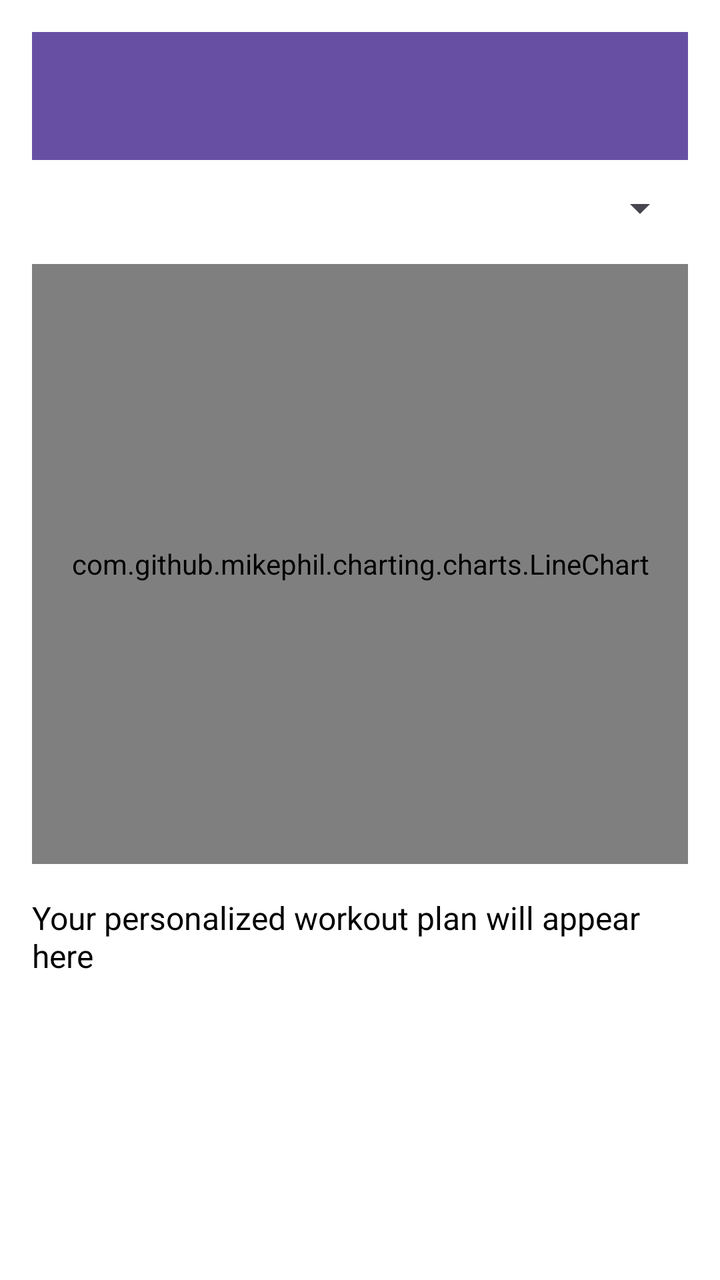
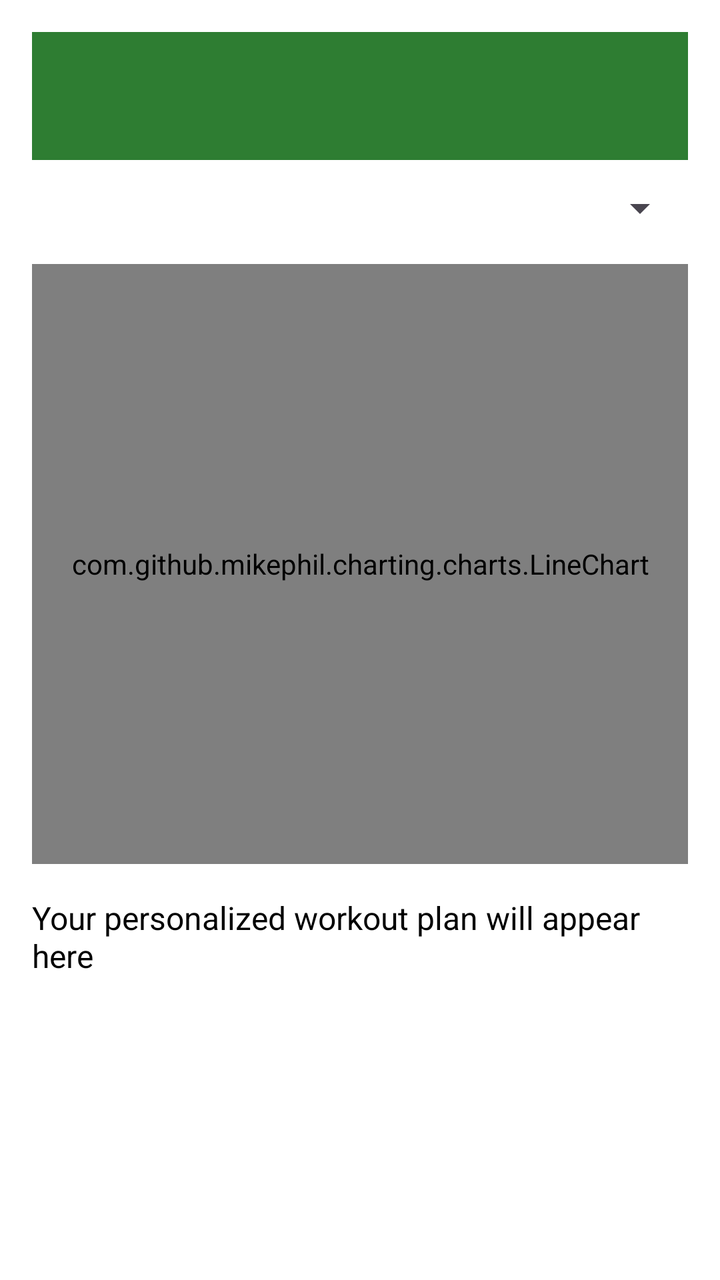

An Android layout rendered at two revisions. The XML below is the earlier revision; the diff shows what the commit changed to produce the second picture.
<!-- AndroidManifest.xml: application theme Theme.Thriveapp -->
<!-- res/layout/activity_graphing.xml -->
<?xml version="1.0" encoding="utf-8"?>
<LinearLayout xmlns:android="http://schemas.android.com/apk/res/android"
    android:id="@+id/main"
    android:layout_width="match_parent"
    android:layout_height="match_parent"
    android:orientation="vertical"
    android:padding="16dp"
    android:background="@android:color/white">

    
    <androidx.appcompat.widget.Toolbar
        android:id="@+id/appBar"
        android:layout_width="match_parent"
        android:layout_height="wrap_content"
        android:background="?attr/colorPrimary"
        android:theme="@style/ThemeOverlay.AppCompat.Dark.ActionBar" />

    
    <Spinner
        android:id="@+id/taskSelector"
        android:layout_width="match_parent"
        android:layout_height="wrap_content"
        android:layout_marginTop="12dp"
        android:padding="8dp"
        android:spinnerMode="dropdown" />

    
    <com.github.mikephil.charting.charts.LineChart
        android:id="@+id/workoutChart"
        android:layout_width="match_parent"
        android:layout_height="300dp"
        android:layout_marginTop="16dp" />

    
    <TextView
        android:id="@+id/recommendationText"
        android:layout_width="match_parent"
        android:layout_height="wrap_content"
        android:text="Your personalized workout plan will appear here"
        android:textSize="16sp"
        android:textColor="@android:color/black"
        android:paddingTop="16dp"
        android:paddingBottom="16dp" />

</LinearLayout>
<!-- resources referenced by this layout -->
<resources>
  <style name="Theme.Thriveapp" parent="Base.Theme.Thriveapp" />
  <style name="Base.Theme.Thriveapp" parent="Theme.Material3.DayNight.NoActionBar">
          
          
      </style>
</resources>

<!-- the commit's change to res/layout/activity_graphing.xml (unified diff, before → after) -->
@@ -12,7 +12,7 @@
         android:id="@+id/appBar"
         android:layout_width="match_parent"
         android:layout_height="wrap_content"
-        android:background="?attr/colorPrimary"
+        android:background="@color/primary_green"
         android:theme="@style/ThemeOverlay.AppCompat.Dark.ActionBar" />
 
     
<!-- resource entries referenced after the edit -->
@@ -1,5 +1,6 @@
 <!-- resources referenced by this layout -->
 <resources>
+  <color name="primary_green">#2E7D32</color>
   <style name="Theme.Thriveapp" parent="Base.Theme.Thriveapp" />
   <style name="Base.Theme.Thriveapp" parent="Theme.Material3.DayNight.NoActionBar">
           
